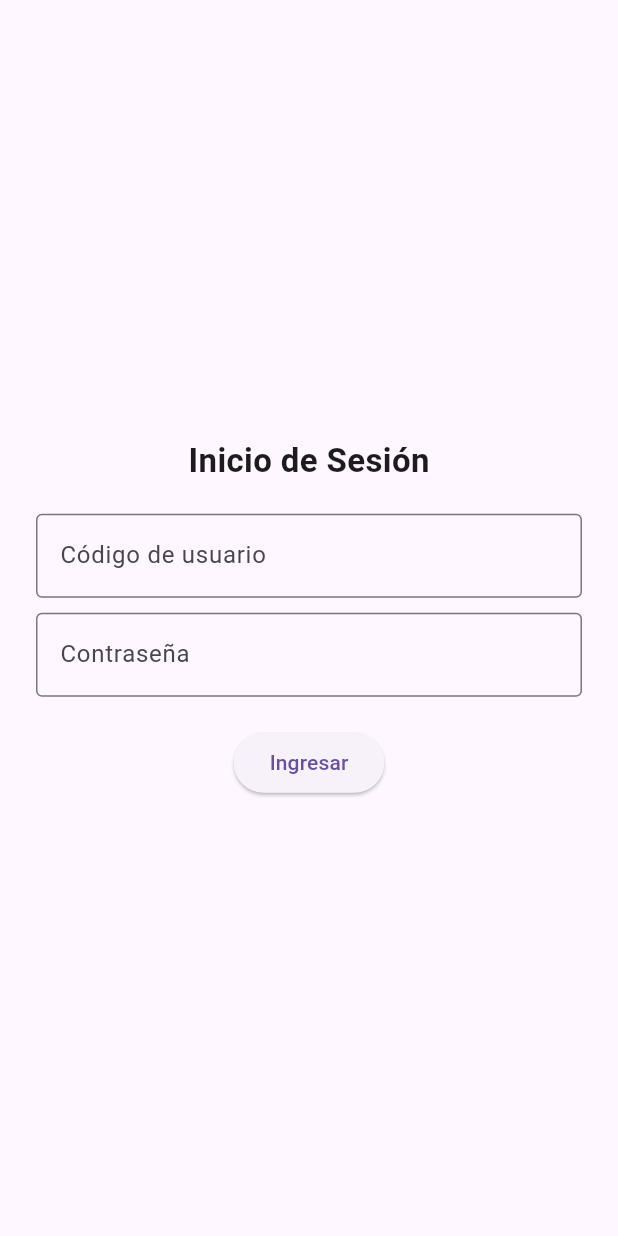
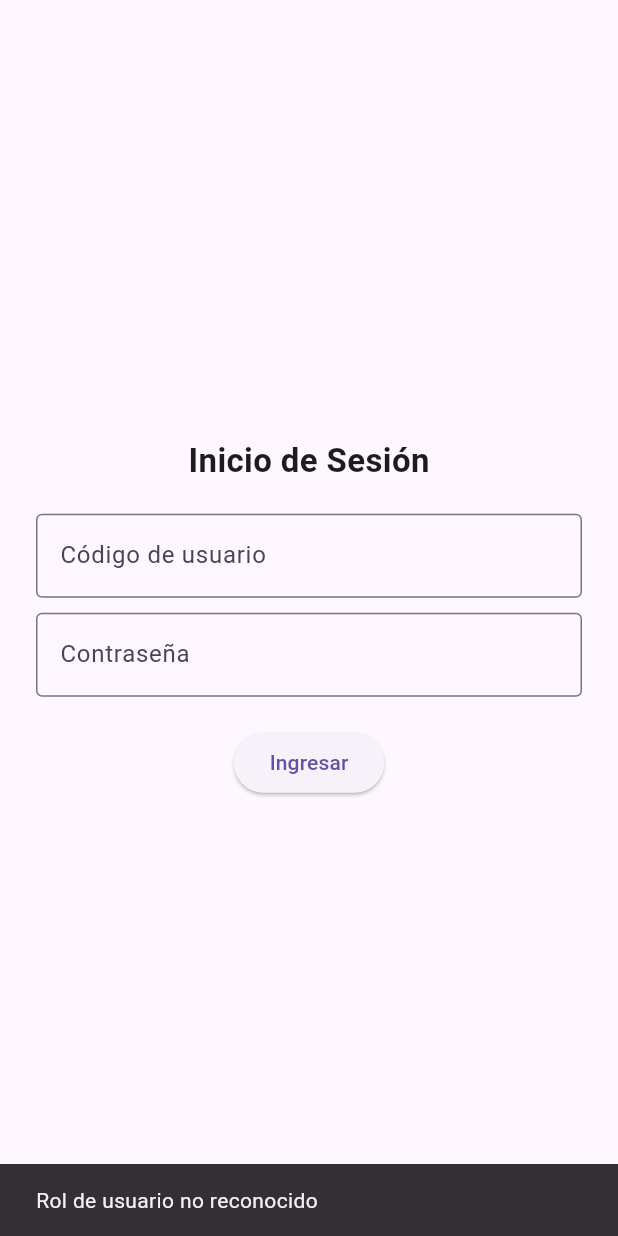
Before and after one commit to oliver003/Data-Validation, a Flutter app: the screen it shows after launch, after a tap on "Ingresar", on a phone screen of 412 x 824 dp. Run offline on Flutter 3.47's test engine with Material 3 defaults, Android fonts, the light colour scheme and no system bars; our stand-ins replace cloud_firestore, file_picker, firebase_core, firebase_storage, image_picker; accounts and stored records are empty.

Commit message:
- Se completo la funcionaliad del login. - La vista cliente guarda su nombre en la base de datos. - A partir de ahora el nombre de los documentos y fotos enviados a la base de datos sera el Numero de Pedido.

```diff
--- a/lib/main.dart
+++ b/lib/main.dart
@@ -7,6 +7,10 @@ import 'package:flutter_application_2/vistas/inicio.dart';
 import 'package:flutter_application_2/vistas/contable.dart';
 import 'package:flutter_application_2/vistas/cajera.dart';
 import 'package:flutter_application_2/vistas/login.dart';
+
+class AppData {
+  static String nombre = '';
+}
 
 Future<void> main() async {
   WidgetsFlutterBinding.ensureInitialized();
--- a/lib/vistas/login.dart
+++ b/lib/vistas/login.dart
@@ -1,10 +1,6 @@
 import 'package:flutter/material.dart';
+import 'package:flutter_application_2/main.dart' show AppData;
 import 'package:flutter_application_2/services/auth_service.dart';
-
-/*import 'package:flutter_application_2/vistas/inicio.dart';
-import 'package:flutter_application_2/vistas/cliente.dart';
-import 'package:flutter_application_2/vistas/contable.dart';
-import 'package:flutter_application_2/vistas/cajera.dart';*/
 
 class LoginView extends StatefulWidget {
   const LoginView({super.key});
@@ -32,14 +28,45 @@ class _LoginViewState extends State<LoginView> {
     if (usuario != null) {
       final rol = usuario['Rol'];
       final nombre = usuario['Nombre'];
+      AppData.nombre = nombre;
 
       if (rol == 'Programmer') {
         // ignore: use_build_context_synchronously
         ScaffoldMessenger.of(context).showSnackBar(
-          SnackBar(content: Text("Bienvenido $nombre")),
+          SnackBar(content: Text("Bienvenid@ $nombre")),
         );
         // ignore: use_build_context_synchronously
         Navigator.pushNamed(context, '/Inicio');
+      }
+      else if (rol == 'Vendedor') {
+        // ignore: use_build_context_synchronously
+        ScaffoldMessenger.of(context).showSnackBar(
+          SnackBar(content: Text("Bienvenid@ $nombre")),
+        );
+        // ignore: use_build_context_synchronously
+        Navigator.pushNamed(context, '/Cliente');
+      }
+      else if (rol == 'Contable') {
+        // ignore: use_build_context_synchronously
+        ScaffoldMessenger.of(context).showSnackBar(
+          SnackBar(content: Text("Bienvenid@ $nombre")),
+        );
+        // ignore: use_build_context_synchronously
+        Navigator.pushNamed(context, '/Contable');
+      }
+      else if (rol == 'Cajera') {
+        // ignore: use_build_context_synchronously
+        ScaffoldMessenger.of(context).showSnackBar(
+          SnackBar(content: Text("Bienvenid@ $nombre")),
+        );
+        // ignore: use_build_context_synchronously
+        Navigator.pushNamed(context, '/Cajera');
+      }
+      else {
+        // ignore: use_build_context_synchronously
+        ScaffoldMessenger.of(context).showSnackBar(
+          const SnackBar(content: Text("Rol de usuario no reconocido")),
+        );
       }
     } else {
       // ignore: use_build_context_synchronously
```
Also changed, not shown: lib/services/upload_users.dart (added, +74 -0 lines), lib/vistas/cliente.dart (+23 -6 lines), lib/vistas/contable.dart (+78 -1 lines).
